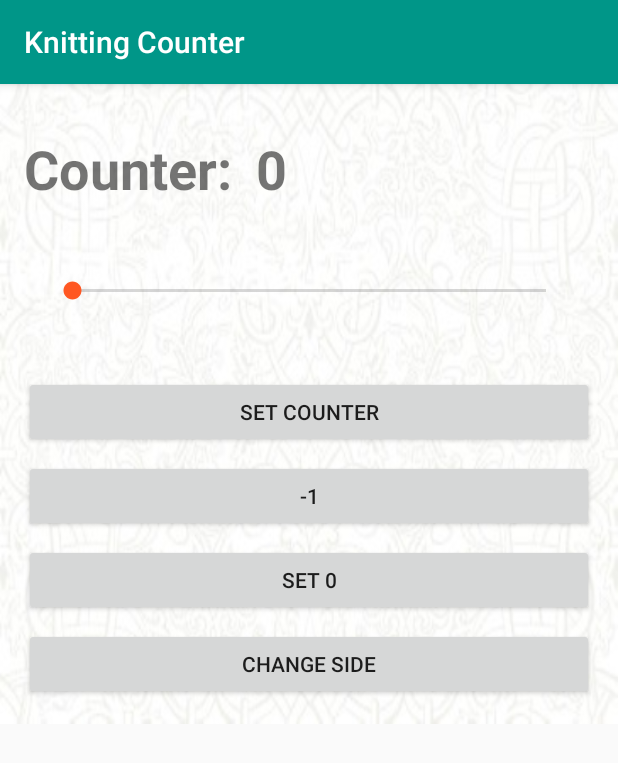
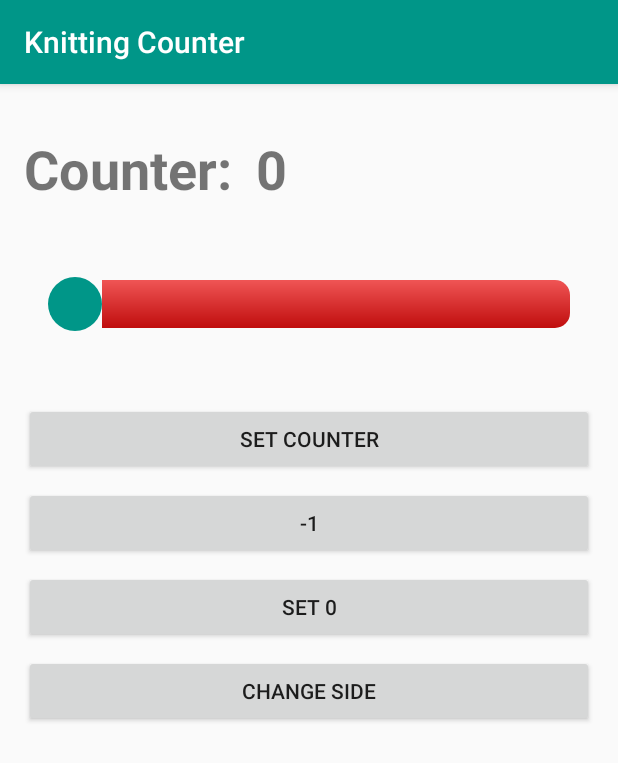
Before and after one commit to PelipetsOlga/KnittingCounter, an Android app: the screen it shows after launch (MainActivity), on a phone screen of 412 x 824 dp. Shown: the top 763 px of the screen. Run offline under Robolectric (Android 15) with nearby library versions, the phone set to English and light mode, and no system bars.

Commit message:
fix layout

```diff
--- /dev/null
+++ b/app/src/main/res/drawable/custom_seekbar.xml
@@ -0,0 +1,39 @@
+<?xml version="1.0" encoding="UTF-8"?>
+<layer-list xmlns:android="http://schemas.android.com/apk/res/android" >
+
+  <item android:id="@android:id/background">
+    <shape>
+      <corners android:radius="10dip" />
+
+      <gradient
+          android:angle="90"
+          android:endColor="#ffef5555"
+          android:startColor="#ffbf0d0d" />
+    </shape>
+  </item>
+  <item android:id="@android:id/secondaryProgress">
+    <clip>
+      <shape>
+        <corners android:radius="10dip" />
+
+        <gradient
+            android:angle="90"
+            android:endColor="#ffef5555"
+            android:startColor="#ffbf0d0d" />
+      </shape>
+    </clip>
+  </item>
+  <item android:id="@android:id/progress">
+    <clip>
+      <shape>
+        <corners android:radius="10dip" />
+
+        <gradient
+            android:angle="90"
+            android:endColor="#ffef5555"
+            android:startColor="#ffbf0d0d" />
+      </shape>
+    </clip>
+  </item>
+
+</layer-list>
--- /dev/null
+++ b/app/src/main/res/drawable/point.xml
@@ -0,0 +1,12 @@
+<?xml version="1.0" encoding="utf-8"?>
+<shape
+    xmlns:android="http://schemas.android.com/apk/res/android"
+    android:shape="oval">
+
+  <solid
+      android:color="@color/colorPrimary"/>
+
+  <size
+      android:width="36dp"
+      android:height="36dp"/>
+</shape>
--- a/app/src/main/res/layout/activity_main.xml
+++ b/app/src/main/res/layout/activity_main.xml
@@ -7,7 +7,6 @@
   <android.support.constraint.ConstraintLayout
       android:layout_width="match_parent"
       android:layout_height="wrap_content"
-      android:background="@drawable/background"
       android:padding="16dp"
       >
 
@@ -30,13 +29,13 @@
         android:id="@+id/seekBar"
         android:layout_width="match_parent"
         android:layout_height="wrap_content"
-        android:layout_marginEnd="16dp"
-        android:layout_marginStart="16dp"
         android:layout_marginTop="48dp"
+        android:thumb="@drawable/point"
         app:layout_constraintBottom_toTopOf="@+id/btn_set_counter"
         app:layout_constraintEnd_toEndOf="parent"
         app:layout_constraintStart_toStartOf="parent"
         app:layout_constraintTop_toBottomOf="@+id/textView2"
+        style="@style/CustomSeekBar"
         />
     <Button
         android:id="@+id/btn_set_counter"
--- a/app/src/main/res/values/styles.xml
+++ b/app/src/main/res/values/styles.xml
@@ -22,4 +22,9 @@
     <item name="android:layout_marginBottom">8dp</item>
   </style>
 
+  <style name="CustomSeekBar" parent="Widget.AppCompat.SeekBar">
+    <item name="android:progressDrawable">@drawable/custom_seekbar</item>
+    <item name="android:thumbOffset">0dip</item>
+  </style>
+
 </resources>
```
Also changed, not shown: app/src/main/res/drawable/background.jpg (deleted).
